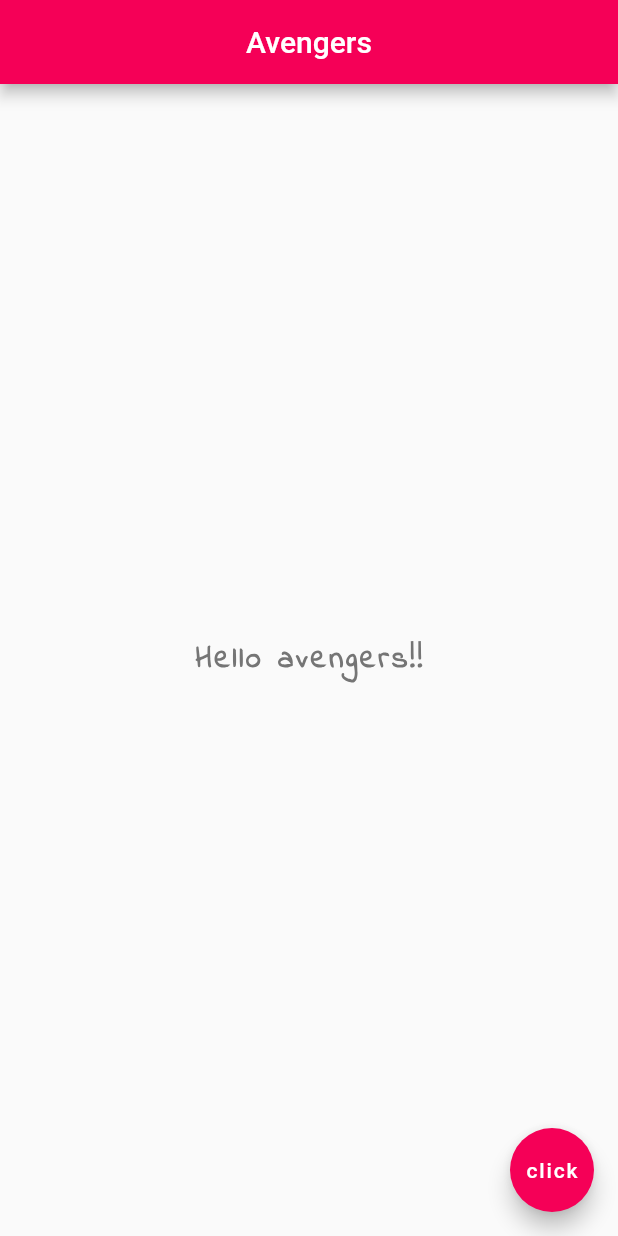
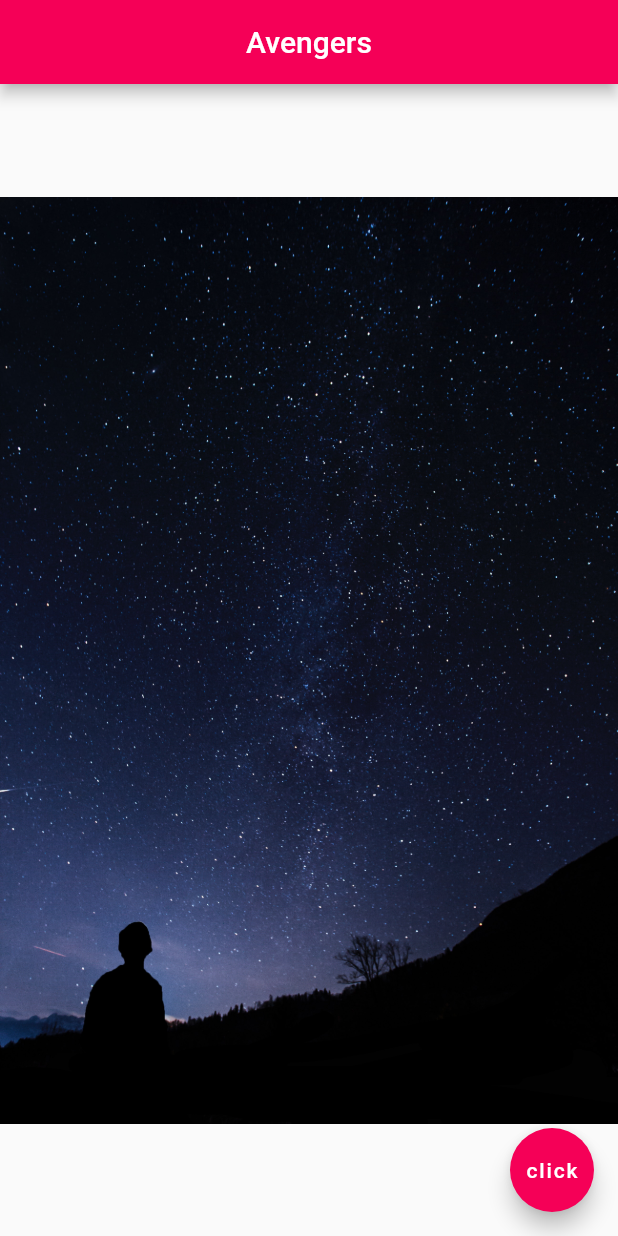
Before and after one commit to kharioki/Intro_to_flutter, a Flutter app: the screen it shows after launch, on a phone screen of 412 x 824 dp. Run offline on Flutter 3.47's test engine with Material 2 defaults, Android fonts, the phone set to English and light mode, and no system bars.

Commit message:
using images, asset images

```diff
--- a/lib/main.dart
+++ b/lib/main.dart
@@ -15,18 +15,7 @@ class Home extends StatelessWidget {
         centerTitle: true,
         backgroundColor: Colors.pinkAccent[400],
       ),
-      body: Center(
-        child: Text(
-          'Hello avengers!!',
-          style: TextStyle(
-            fontSize: 20.0,
-            fontWeight: FontWeight.bold,
-            fontFamily: 'IndieFlower',
-            letterSpacing: 2.0,
-            color: Colors.grey[600],
-          ),
-        ),
-      ),
+      body: Center(child: Image.asset('assets/space-3.jpg')),
       floatingActionButton: FloatingActionButton(
         onPressed: () {},
         child: Text('click'),
--- a/pubspec.yaml
+++ b/pubspec.yaml
@@ -41,9 +41,8 @@ flutter:
   uses-material-design: true
 
   # To add assets to your application, add an assets section, like this:
-  # assets:
-  #  - images/a_dot_burr.jpeg
-  #  - images/a_dot_ham.jpeg
+  assets:
+    - assets/
 
   # An image asset can refer to one or more resolution-specific "variants", see
   # https://flutter.dev/assets-and-images/#resolution-aware.
```
Also changed, not shown: assets/space-1.jpg (added), assets/space-2.jpg (added), assets/space-3.jpg (added).
